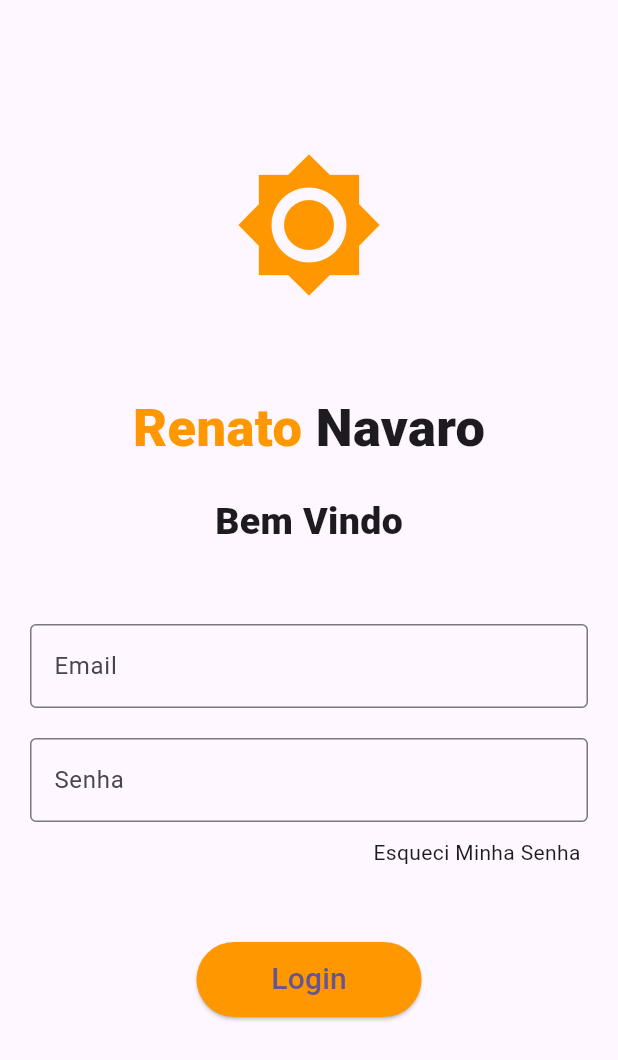
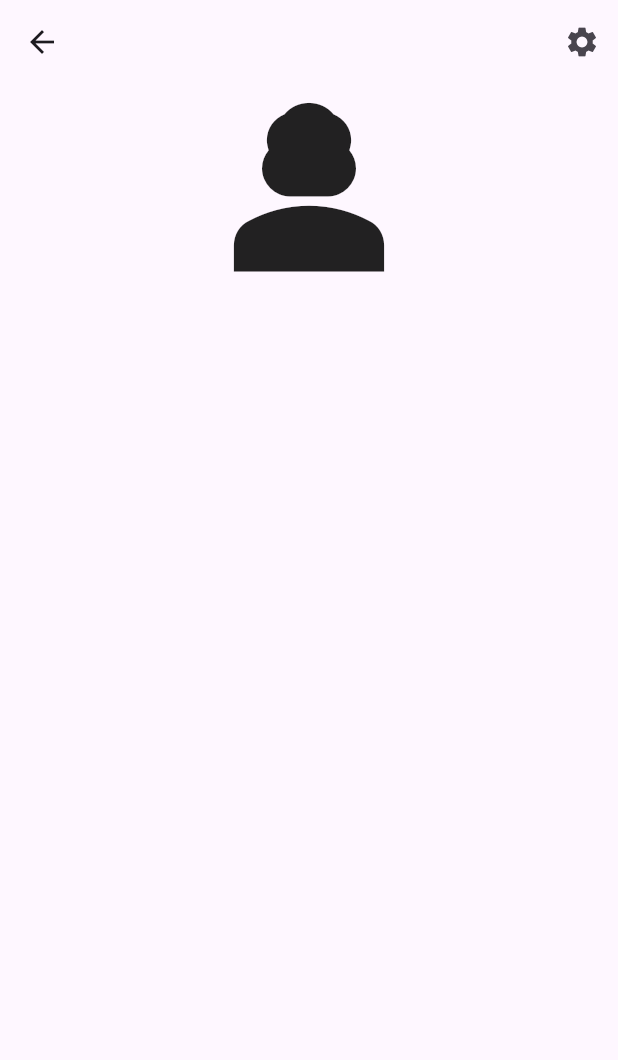
Before and after one commit to RenatoNMG/Atividade_flutter, a Flutter app: the screen it shows after launch, after a tap on "Login", on a phone screen of 412 x 824 dp. Shown: the top 1060 px of the screen. Run offline on Flutter 3.47's test engine with Material 3 defaults, Android fonts, the phone set to English and light mode, and no system bars.

Commit message:
nova tela

```diff
--- a/lib/pages/home_page.dart
+++ b/lib/pages/home_page.dart
@@ -1,4 +1,5 @@
 import 'package:flutter/material.dart';
+import 'package:flutter_atividade/pages/segunda_page.dart';
 
 class MyHomePage extends StatefulWidget {
   const MyHomePage({super.key, required this.title});
@@ -21,12 +22,6 @@ class MyHomePage extends StatefulWidget {
 class _MyHomePageState extends State<MyHomePage> {
   @override
   Widget build(BuildContext context) {
-    // This method is rerun every time setState is called, for instance as done
-    // by the _incrementCounter method above.
-    //
-    // The Flutter framework has been optimized to make rerunning build methods
-    // fast, so that you can just rebuild anything that needs updating rather
-    // than having to individually change instances of widgets.
     return Scaffold(
       body: Column(
         children: [
@@ -100,7 +95,14 @@ class _MyHomePageState extends State<MyHomePage> {
                     style: ButtonStyle(
                       backgroundColor: WidgetStatePropertyAll(Colors.orange),
                     ),
-                    onPressed: () {},
+                    onPressed: () {
+                      Navigator.push(
+                        context,
+                        MaterialPageRoute(
+                          builder: (context) => const SecondPage(),
+                        ),
+                      );
+                    },
                     child: Row(
                       mainAxisAlignment: MainAxisAlignment.center,
                       children: [Text(style: TextStyle(fontSize: 20), "Login")],
--- /dev/null
+++ b/lib/pages/segunda_page.dart
@@ -0,0 +1,22 @@
+import 'package:flutter/material.dart';
+
+class SecondPage extends StatelessWidget {
+  const SecondPage({super.key});
+
+  @override
+  Widget build(BuildContext context) {
+    return Scaffold(
+      appBar: AppBar(
+        actions: [IconButton(onPressed: () {}, icon: Icon(Icons.settings))],
+      ),
+
+      body: Column(
+        children: [
+          Center(
+            child: Container(child: Icon(Icons.person_3_sharp, size: 150)),
+          ),
+        ],
+      ),
+    );
+  }
+}
```
